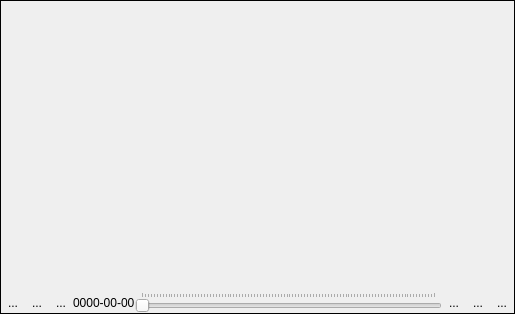
jakimowb/eo-time-series-viewer, file eotimeseriesviewer/ui/mapwidget.ui: the form before one commit.
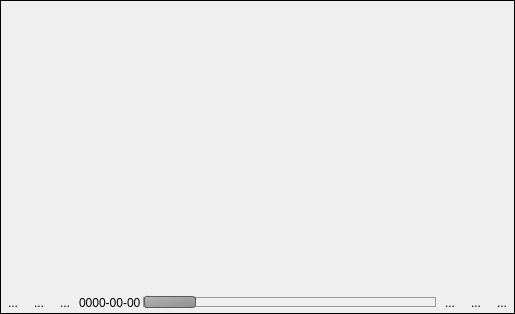
The form after the commit. Icons and pictures are not drawn. Custom widgets are drawn as their Qt base class.

```diff
--- a/eotimeseriesviewer/ui/mapwidget.ui
+++ b/eotimeseriesviewer/ui/mapwidget.ui
@@ -157,6 +157,9 @@
    </item>
    <item>
     <layout class="QHBoxLayout" name="horizontalLayout" stretch="0,0,0,0,0,0,0,0">
+     <property name="spacing">
+      <number>2</number>
+     </property>
      <item>
       <widget class="QToolButton" name="btnFirst">
        <property name="text">
@@ -208,6 +211,30 @@
      </item>
      <item>
       <widget class="QSlider" name="mTimeSlider">
+       <property name="styleSheet">
+        <string notr="true">QSlider::groove:horizontal {
+    border: 1px solid #999999;
+    height: 8px; /* the groove expands to the size of the slider by default. by giving it a height, it has a fixed size */
+   /* background: qlineargradient(x1:0, y1:0, x2:0, y2:1, stop:0 #B1B1B1, stop:1 #c4c4c4);*/
+	/*
+    position: absolute;
+	left: 10px;
+	right: 10px;
+  */
+	/*width: 25px 100;*/
+    margin: 2px 0;
+}
+
+QSlider::handle:horizontal {
+    background: qlineargradient(x1:0, y1:0, x2:1, y2:1, stop:0 #b4b4b4, stop:1 #8f8f8f);
+    border: 1px solid #5c5c5c;    
+    width: 50%;
+    margin: -2px 0; /* handle is placed by default on the contents rect of the groove. Expand outside the groove */
+    border-radius: 3px;
+}
+
+</string>
+       </property>
        <property name="singleStep">
         <number>1</number>
        </property>
```
Left out of the diff: 39 changed lines with no effect on the pictures.
